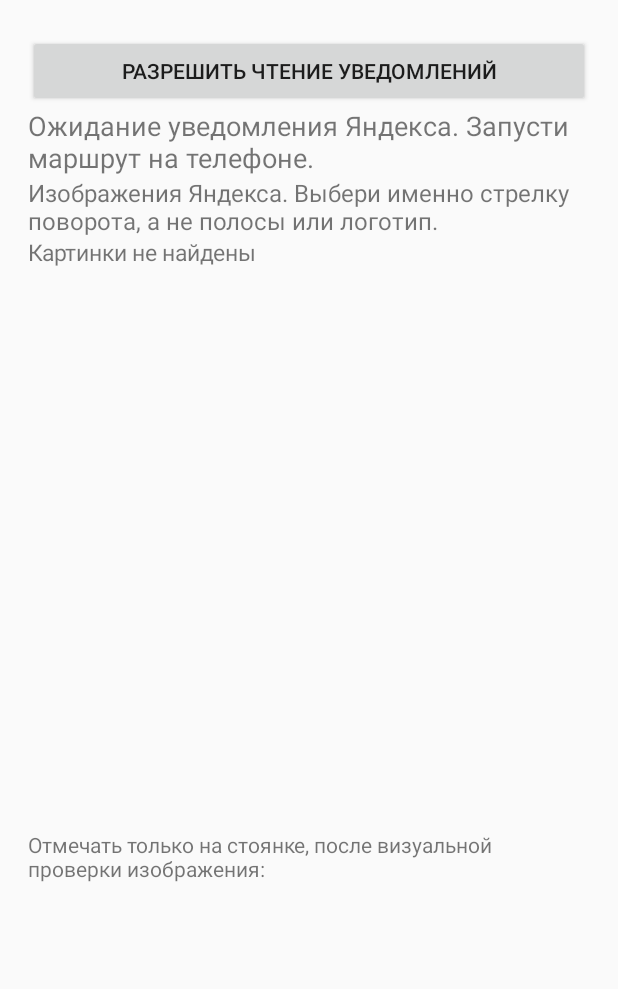
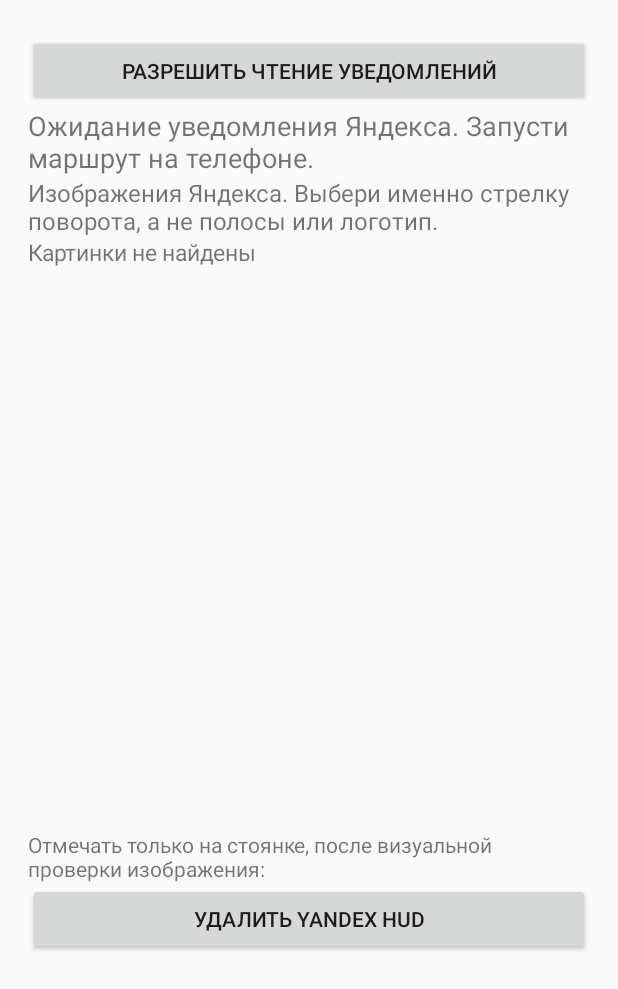
Before and after one commit to oleg25121978-lgtm/123, an Android app: the screen it shows after launch (MainActivity), on a phone screen of 412 x 824 dp. Shown: the top 989 px of the screen. Run offline under Robolectric (Android 15) with nearby library versions, the phone set to English and light mode, and no system bars.

Commit message:
feat: add Yandex HUD uninstall button using native Android confirmation dialog

```diff
--- a/yandex-hud/app/src/main/java/ru/rokidhud/probe/MainActivity.kt
+++ b/yandex-hud/app/src/main/java/ru/rokidhud/probe/MainActivity.kt
@@ -2,6 +2,7 @@ package ru.rokidhud.probe
 
 import android.app.Activity
 import android.content.Intent
+import android.net.Uri
 import android.os.Bundle
 import android.provider.Settings
 import android.view.View
@@ -87,6 +88,12 @@ class MainActivity : Activity() {
             })
         }
         root.addView(labelButtons)
+        root.addView(Button(this).apply {
+            text = "Удалить Yandex HUD"
+            setOnClickListener {
+                startActivity(Intent(Intent.ACTION_DELETE, Uri.parse("package:$packageName")))
+            }
+        })
         setContentView(ScrollView(this).apply { addView(root) })
     }
 
```
